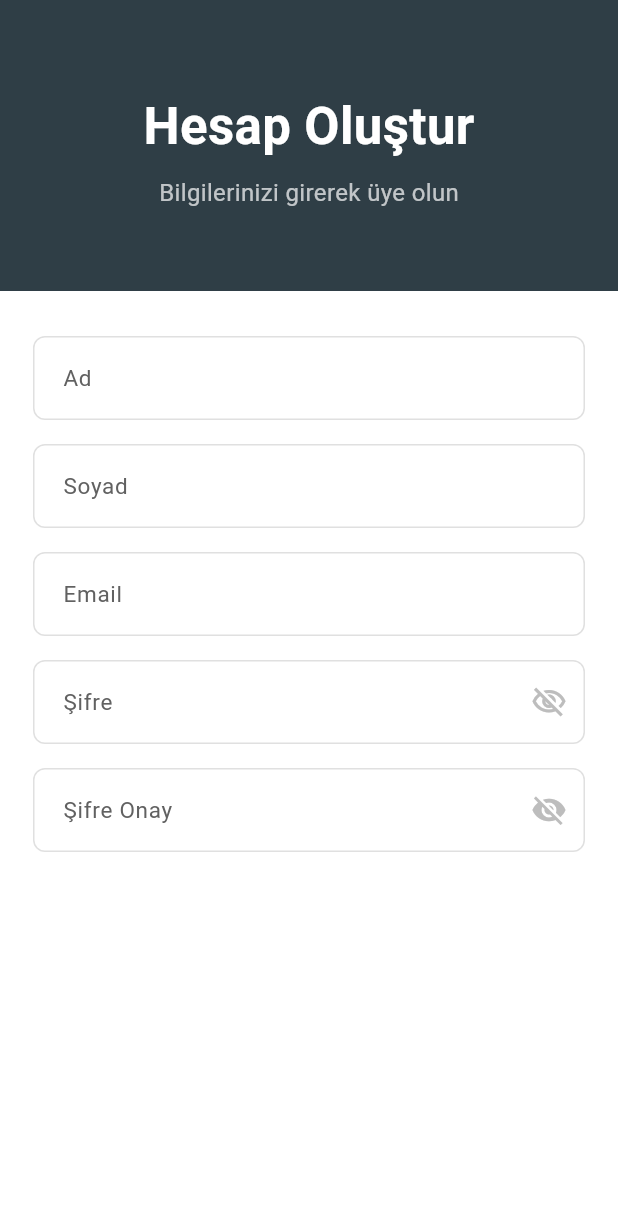
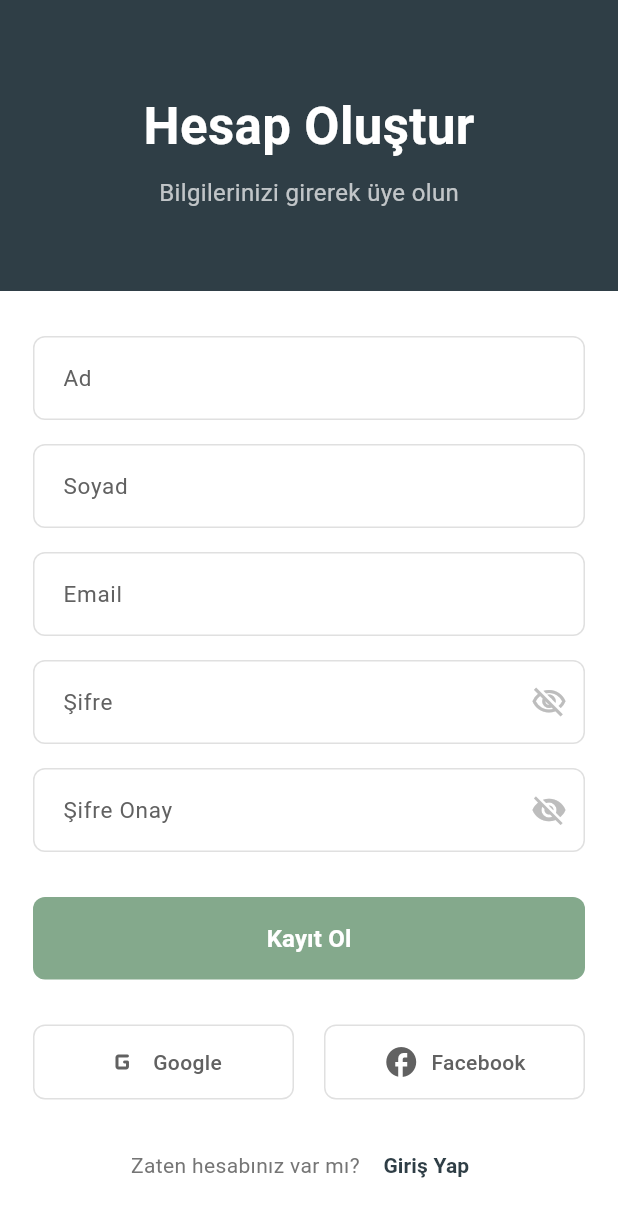
Before and after one commit to ricoglr/Linkup_Demo, a Flutter app: the RegisterScreen screen opened directly, on a phone screen of 412 x 824 dp. Shown: the top 1217 px of the screen. Run offline on Flutter 3.47's test engine with Material 3 defaults, Android fonts, the phone set to English and light mode, and no system bars; our stand-ins replace image_picker.

Commit message:
Add buttons to the register screen

```diff
--- a/lib/screens/register_screen.dart
+++ b/lib/screens/register_screen.dart
@@ -186,6 +186,93 @@ class _RegisterScreenState extends State<RegisterScreen> {
                         ),
                       ),
                       const SizedBox(height: 30),
+                      // Kayıt ol butonu
+                      ElevatedButton(
+                        onPressed: () {
+                          if (_formKey.currentState?.validate() ?? false) {
+                            ScaffoldMessenger.of(context).showSnackBar(
+                              const SnackBar(
+                                content: Text('Kayıt başarılı!'),
+                                duration: Duration(seconds: 3),
+                              ),
+                            );
+                          } else {
+                            ScaffoldMessenger.of(context).showSnackBar(
+                              const SnackBar(
+                                content: Text('Lütfen tüm alanları doldurun'),
+                                duration: Duration(seconds: 3),
+                              ),
+                            );
+                          }
+                        },
+                        style: ElevatedButton.styleFrom(
+                          backgroundColor: const Color(0xFF84A98C),
+                          foregroundColor: Colors.white,
+                          padding: const EdgeInsets.symmetric(vertical: 16),
+                          shape: RoundedRectangleBorder(
+                            borderRadius: BorderRadius.circular(8),
+                          ),
+                          elevation: 0,
+                        ),
+                        child: const Text(
+                          'Kayıt Ol',
+                          style: TextStyle(
+                            fontSize: 16,
+                            fontWeight: FontWeight.w600,
+                          ),
+                        ),
+                      ),
+                      const SizedBox(height: 30),
+                      // Sosyal medya butonları
+                      Row(
+                        children: [
+                          Expanded(
+                            child: _socialButton(
+                              icon: Icons.g_mobiledata_rounded,
+                              label: 'Google',
+                              onTap: () {},
+                            ),
+                          ),
+                          const SizedBox(width: 20),
+                          Expanded(
+                            child: _socialButton(
+                              icon: Icons.facebook,
+                              label: 'Facebook',
+                              onTap: () {},
+                            ),
+                          ),
+                        ],
+                      ),
+                      const SizedBox(height: 20),
+                      // Giriş Yap Linki
+                      Row(
+                        mainAxisAlignment: MainAxisAlignment.center,
+                        children: [
+                          Text(
+                            'Zaten hesabınız var mı? ',
+                            style: TextStyle(
+                              color: Colors.grey.shade600,
+                              fontSize: 14,
+                            ),
+                          ),
+                          TextButton(
+                            onPressed: () {
+                              Navigator.push(
+                                  context,
+                                  MaterialPageRoute(
+                                      builder: (context) => LoginScreen()));
+                            },
+                            child: const Text(
+                              'Giriş Yap',
+                              style: TextStyle(
+                                color: Color(0xFF2F3E46),
+                                fontSize: 14,
+                                fontWeight: FontWeight.w600,
+                              ),
+                            ),
+                          ),
+                        ],
+                      ),
                     ],
                   ),
                 ),
```
